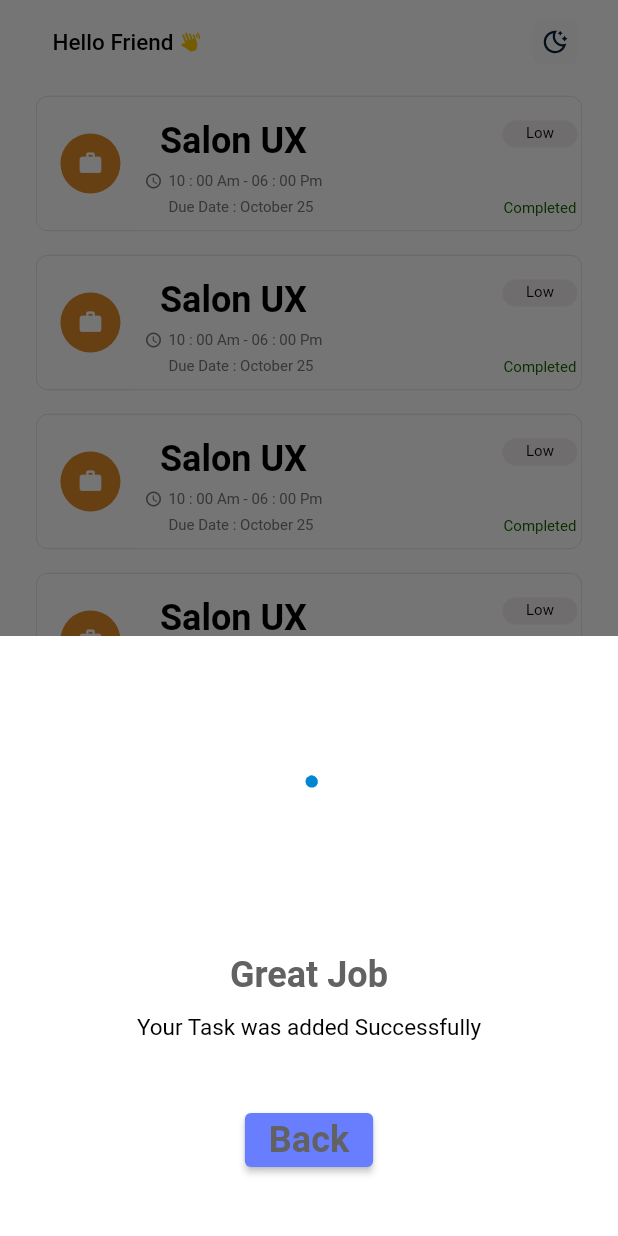
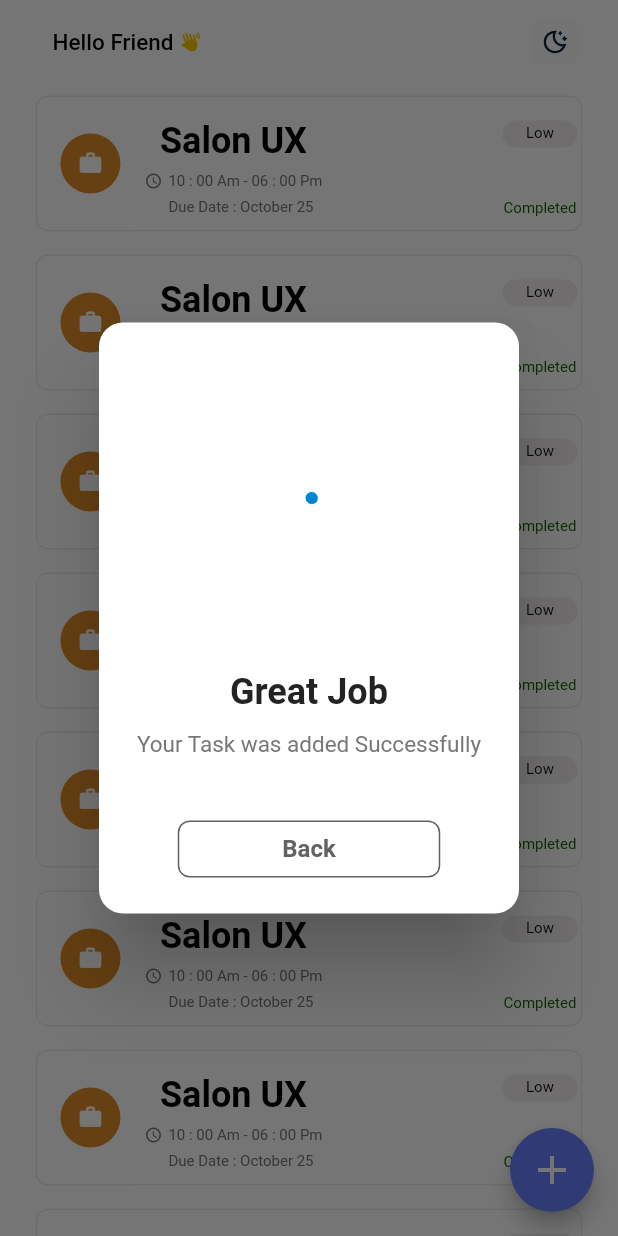
Before and after one commit to Rwan00/ToDo_Trax, a Flutter app: the screen it shows after launch, after a tap on the "add" icon, on a phone screen of 412 x 824 dp. Run offline on Flutter 3.47's test engine with Material 2 defaults, Android fonts, the phone set to English and light mode, and no system bars; our stand-ins replace flutter_staggered_animations, flutter_svg, get, get_storage, google_fonts, page_transition.

Commit message:
Add custom showDialog

```diff
--- a/lib/ui/methods/show_ongoing_tasks.dart
+++ b/lib/ui/methods/show_ongoing_tasks.dart
@@ -1,8 +1,5 @@
 import 'package:flutter/material.dart';
 import 'package:flutter_staggered_animations/flutter_staggered_animations.dart';
-import 'package:get/get.dart';
-
-import '../widgets/task_tile.dart';
 
 Expanded showOngoingTasks(Widget widget) {
   return Expanded(
--- /dev/null
+++ b/lib/ui/methods/task_added_dialog.dart
@@ -0,0 +1,86 @@
+import 'package:flutter/material.dart';
+import 'package:get/get.dart';
+import 'package:page_transition/page_transition.dart';
+
+import '../theme.dart';
+import '../views/ongoing_view.dart';
+
+
+
+void buildDialog(BuildContext context,
+    {required String imgUrl, required String titleTxt, required String subTitleTxt}) {
+  final AlertDialog alert = AlertDialog(
+    shape: RoundedRectangleBorder(borderRadius: BorderRadius.circular(16)),
+    backgroundColor: context.theme.colorScheme.background,
+
+    content: SizedBox(
+      height: 350,
+      child: Column(
+        children: <Widget>[
+          Image.asset(
+            imgUrl,
+            width: 192,
+            height: 192,
+          ),
+          const SizedBox(
+            height: 20,
+          ),
+          Text(titleTxt,
+              style: heading2.copyWith(
+                  color: Get.isDarkMode
+                      ? const Color.fromRGBO(255, 255, 255, 1)
+                      : const Color.fromRGBO(35, 35, 35, 1))),
+          const SizedBox(
+            height: 12,
+          ),
+          Text(
+            subTitleTxt,
+            style: title.copyWith(
+                color: const Color.fromRGBO(119, 119, 119, 1)),
+            textAlign: TextAlign.center,
+          ),
+          const SizedBox(
+            height: 42,
+          ),
+          GestureDetector(
+            onTap: () {
+              Navigator.push(
+                  context,
+                  PageTransition(
+                    child: const Ongoing(),
+                    type: PageTransitionType.fade,
+                    duration: const Duration(milliseconds: 700),
+                  ));
+            },
+            child: Container(
+              width: 175,
+              height: 38,
+              decoration: BoxDecoration(
+                  borderRadius: BorderRadius.circular(8.0),
+                  border: Border.all(
+                      color: const Color.fromRGBO(98, 98, 98, 1))),
+              child: Center(
+                child: Text(
+                  'Back',
+                  style: subHeading.copyWith(
+                      fontSize: 16,
+                      fontWeight: FontWeight.bold,
+                      color: Get.isDarkMode? const Color.fromRGBO(166, 166, 166, 1) : const Color.fromRGBO(98, 98, 98, 1)),
+                ),
+              ),
+            ),
+          )
+        ],
+      ),
+    ),
+  );
+  showDialog(
+    context: context,
+    builder: (BuildContext ctx) {
+      return alert;
+    },
+    barrierDismissible: false,
+
+    //barrierColor: Colors.orange.withOpacity(0.3)
+  );
+}
--- a/lib/ui/views/ongoing_view.dart
+++ b/lib/ui/views/ongoing_view.dart
@@ -1,13 +1,12 @@
 import 'package:flutter/material.dart';
-import 'package:flutter_staggered_animations/flutter_staggered_animations.dart';
 import 'package:get/get.dart';
-import 'package:page_transition/page_transition.dart';
-import 'package:todo_trax/ui/theme.dart';
+
 
 import '../methods/app_bar.dart';
 import '../methods/show_ongoing_tasks.dart';
+import '../methods/task_added_dialog.dart';
 import '../widgets/task_tile.dart';
-import 'add_task_view.dart';
+
 
 class Ongoing extends StatelessWidget {
   const Ongoing({super.key});
@@ -27,47 +26,10 @@ class Ongoing extends StatelessWidget {
       ),
       floatingActionButton: FloatingActionButton(
         onPressed: () {
-          showModalBottomSheet(
-              context: context,
-              builder: (context) {
-                return SizedBox(
-                  height: 400,
-                  child: Container(
-                    color: context.theme.colorScheme.background,
-                    child: Column(
-                      children: <Widget>[
-                        Image.asset(
-                          "assets/images/done.gif",
-                          width: 192,
-                          height: 192,
-                        ),
-                        const SizedBox(
-                          height: 20,
-                        ),
-                        Text("Great Job", style: heading2),
-                        const SizedBox(
-                          height: 12,
-                        ),
-                        Text(
-                          "Your Task was added Successfully",
-                          style: title,
-                          textAlign: TextAlign.center,
-                        ),
-                        const SizedBox(
-                          height: 42,
-                        ),
-                        ElevatedButton(
-
-                            onPressed: () {
-                              Get.back();
-                            },
-                            child: Text("Back",style: heading2,))
-                      ],
-                    ),
-                  ),
-                );
-              });
-
+           buildDialog(context,
+              imgUrl: "assets/images/done.gif",
+              titleTxt: "Great Job",
+              subTitleTxt: "Your Task was added Successfully");
           /*Navigator.push(
               context,
               PageTransition(
```
